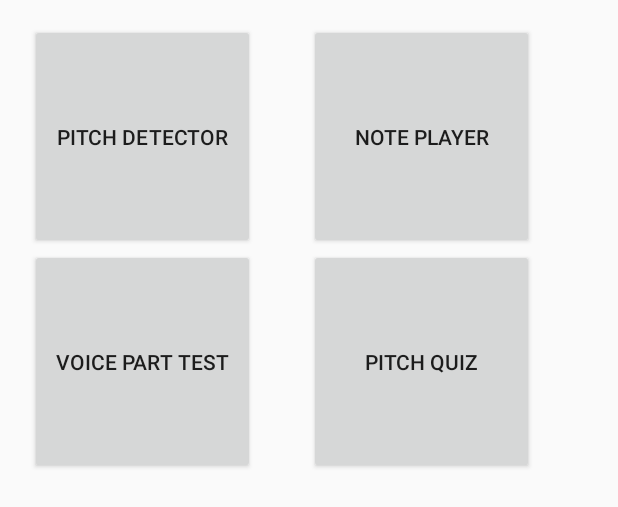
After one commit to yguo121/PitchMaestro, an Android app: the layout home_page.xml on its own in the app's theme, with its tools: preview values and no code run, on a phone screen of 412 x 824 dp. The commit adds this screen. Shown: the top 507 px of the screen. Run offline under Robolectric (Android 15) with nearby library versions, the phone set to English and light mode, and no system bars.

Commit message:
Home page completed. No pictures yet.

```diff
--- /dev/null
+++ b/app/src/main/res/layout/home_page.xml
@@ -0,0 +1,59 @@
+<?xml version="1.0" encoding="utf-8"?>
+<LinearLayout xmlns:android="http://schemas.android.com/apk/res/android"
+              android:orientation="horizontal"
+              android:layout_width="match_parent"
+              android:layout_height="match_parent">
+    <LinearLayout
+        android:layout_width="wrap_content"
+        android:layout_height="wrap_content"
+        android:orientation="vertical"
+        android:layout_marginTop="16dp"
+        android:layout_marginLeft="4dp">
+
+        <Button
+            android:id="@+id/pitch_detector"
+            android:layout_width="150dp"
+            android:layout_height="150dp"
+            android:layout_marginLeft="16dp"
+            android:layout_marginRight="16dp"
+            android:text="@string/pitch_detector"/>
+
+        <Button
+            android:id="@+id/voice_part_test"
+            android:layout_width="150dp"
+            android:layout_height="150dp"
+            android:layout_marginLeft="16dp"
+            android:layout_marginRight="16dp"
+            android:text="@string/voice_part_test"/>
+    </LinearLayout>
+
+    <LinearLayout
+        android:layout_width="wrap_content"
+        android:layout_height="wrap_content"
+        android:orientation="vertical"
+        android:layout_marginTop="16dp"
+        android:layout_marginLeft="4dp">
+
+        <Button
+            android:id="@+id/note_player"
+            android:layout_width="150dp"
+            android:layout_height="150dp"
+            android:layout_marginLeft="16dp"
+            android:layout_marginRight="16dp"
+            android:text="@string/note_player"
+            />
+
+        <Button
+            android:id="@+id/pitch_quiz"
+            android:layout_width="150dp"
+            android:layout_height="150dp"
+            android:layout_marginLeft="16dp"
+            android:layout_marginRight="16dp"
+            android:text="@string/pitch_quiz"/>
+    </LinearLayout>
+
+
+
+
+
+</LinearLayout>
--- a/app/src/main/res/values/strings.xml
+++ b/app/src/main/res/values/strings.xml
@@ -1,6 +1,8 @@
 <resources>
     <string name="app_name">PitchMaestro</string>
 
-    <string name="hello_world">Hello world!</string>
-    <string name="action_settings">Settings</string>
+    <string name="pitch_detector">Pitch Detector</string>
+    <string name="note_player">Note Player</string>
+    <string name="voice_part_test">Voice Part Test</string>
+    <string name="pitch_quiz">Pitch Quiz</string>
 </resources>
```
Also changed, not shown: 1 other file.
